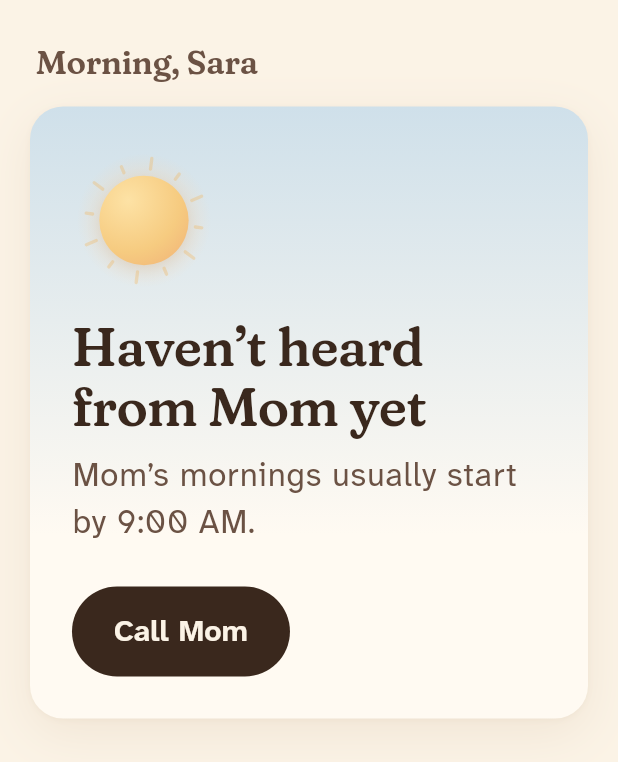
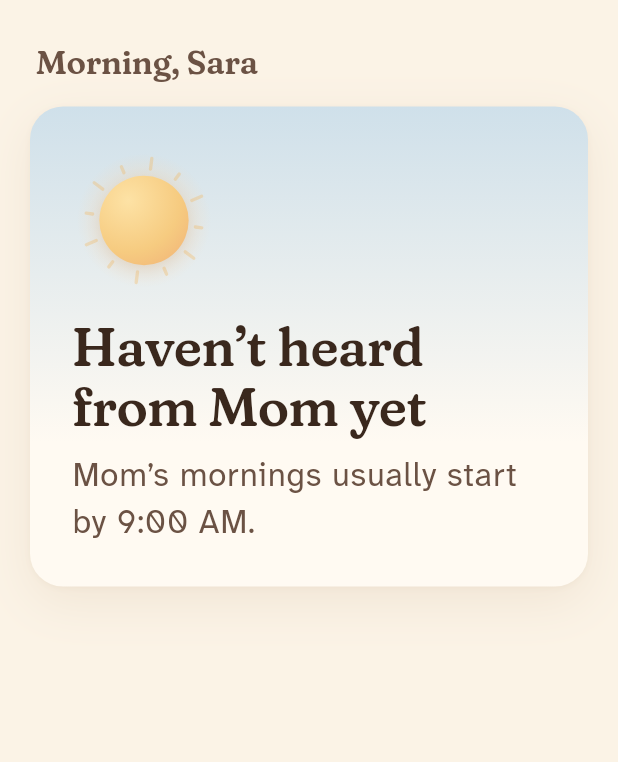
Before and after one commit to AhmedGamalFarouk/Morning-Wave, a Flutter app: the ChildHomeScreen screen opened directly, on a phone screen of 412 x 824 dp. Shown: the top 762 px of the screen. Run offline on Flutter 3.47's test engine with Material 3 defaults, Android fonts, the phone set to English and light mode, and no system bars; our stand-ins replace firebase_core, firebase_crashlytics, firebase_messaging, flutter_local_notifications, flutter_timezone, google_sign_in and 2 more; accounts and stored records are empty.

Commit message:
Remove the calling placeholder from the child home screen (#12)
The "Call Mom" button on the child's waiting view only opened a snackbar
saying calling isn't set up yet. Remove the button and its handler until
a real dialer integration exists.


Claude-Session: https://claude.ai/code/session_01HevSmVhh9hxpfs1VSwMNJo

Co-authored-by: Claude <noreply@anthropic.com>

```diff
--- a/lib/screens/child_home_screen.dart
+++ b/lib/screens/child_home_screen.dart
@@ -238,7 +238,6 @@ class _ParentHeroState extends State<_ParentHero> {
     );
   }
 
-  // TODO(before closed test): open the phone dialer with Mom's number.
   /// The old phone stops once the new one joins, so ask first.
   Future<void> _confirmNewPhone() async {
     final parent = widget.parent.name;
@@ -264,12 +263,6 @@ class _ParentHeroState extends State<_ParentHero> {
       ),
     );
     if (yes ?? false) widget.parent.onNewPhone!();
-  }
-
-  void _call() {
-    ScaffoldMessenger.of(
-      context,
-    ).showSnackBar(const SnackBar(content: Text('Calling isn’t set up yet.')));
   }
 
   @override
@@ -343,13 +336,6 @@ class _ParentHeroState extends State<_ParentHero> {
               label: WholeWordsText(_loveSent ? 'Love sent' : 'Send love'),
             ),
           ],
-          if (widget.view == ChildView.waiting) ...[
-            const SizedBox(height: 28),
-            FilledButton(
-              onPressed: _call,
-              child: WholeWordsText('Call $parent'),
-            ),
-          ],
           if (newPhoneCode != null) ...[
             const SizedBox(height: 28),
             Text(
```
